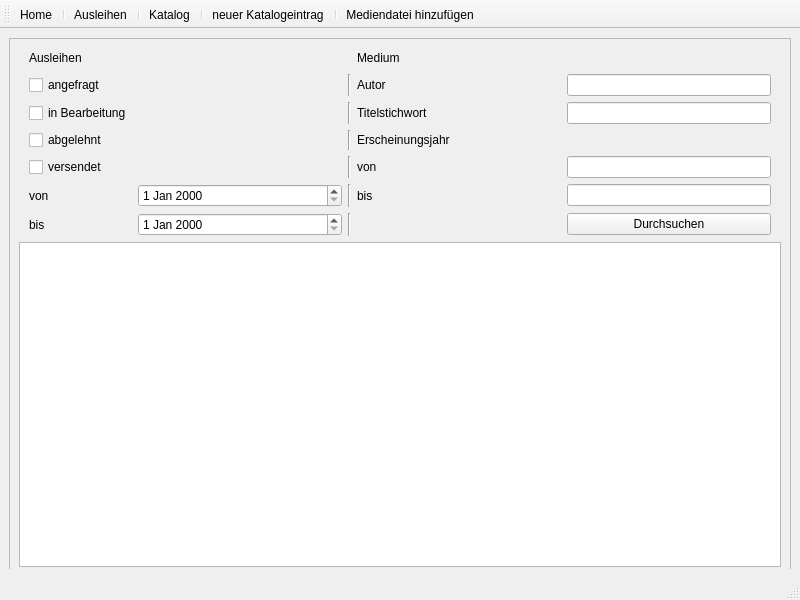
The window that mainwindow.ui (Rym04/SWT-Praktikum-Desktop-App) describes before a commit, drawn with Qt 5.
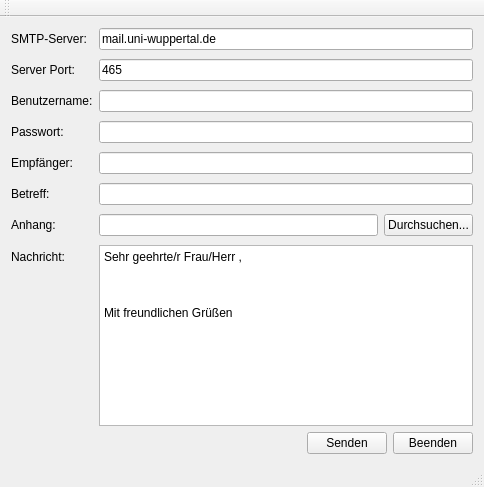
The same window after the commit. The open tabs and pages were chosen to show the change. Icons and pictures are not drawn.

```diff
--- a/mainwindow.ui
+++ b/mainwindow.ui
@@ -6,414 +6,85 @@
    <rect>
     <x>0</x>
     <y>0</y>
-    <width>800</width>
-    <height>600</height>
+    <width>484</width>
+    <height>487</height>
    </rect>
   </property>
   <property name="windowTitle">
    <string>Freiburger Intervallbibliothek</string>
   </property>
-  <property name="windowIcon">
-   <iconset>
-    <normaloff>../Corporate Design/2048084420Quadrat.jpg</normaloff>../Corporate Design/2048084420Quadrat.jpg</iconset>
-  </property>
-  <widget class="QWidget" name="centralwidget">
-   <layout class="QHBoxLayout" name="horizontalLayout">
+  <widget class="QWidget" name="centralWidget">
+   <layout class="QVBoxLayout" name="verticalLayout">
     <item>
-     <widget class="QStackedWidget" name="stackedWidget">
-      <property name="currentIndex">
-       <number>2</number>
+     <layout class="QFormLayout" name="formLayout">
+      <property name="fieldGrowthPolicy">
+       <enum>QFormLayout::ExpandingFieldsGrow</enum>
       </property>
-      <widget class="QWidget" name="Home">
-       <widget class="QFrame" name="frameStart">
-        <property name="geometry">
-         <rect>
-          <x>0</x>
-          <y>-2</y>
-          <width>781</width>
-          <height>541</height>
-         </rect>
+      <property name="rowWrapPolicy">
+       <enum>QFormLayout::WrapLongRows</enum>
+      </property>
+      <property name="verticalSpacing">
+       <number>9</number>
+      </property>
+      <item row="0" column="0">
+       <widget class="QLabel" name="label">
+        <property name="text">
+         <string>SMTP-Server:</string>
         </property>
-        <property name="frameShape">
-         <enum>QFrame::StyledPanel</enum>
+       </widget>
+      </item>
+      <item row="0" column="1">
+       <widget class="QLineEdit" name="server">
+        <property name="text">
+         <string>mail.uni-wuppertal.de</string>
         </property>
-        <property name="frameShadow">
-         <enum>QFrame::Raised</enum>
+       </widget>
+      </item>
+      <item row="1" column="0">
+       <widget class="QLabel" name="label_2">
+        <property name="text">
+         <string>Server Port:</string>
         </property>
-        <layout class="QVBoxLayout" name="verticalLayout">
-         <item>
-          <widget class="QLabel" name="label">
-           <property name="text">
-            <string>Ausleihen: angefragt</string>
-           </property>
-          </widget>
-         </item>
-         <item>
-          <widget class="QTableView" name="tableView"/>
-         </item>
-         <item>
-          <widget class="QLabel" name="label_2">
-           <property name="text">
-            <string>Ausleihen: in Bearbeitung</string>
-           </property>
-          </widget>
-         </item>
-         <item>
-          <widget class="QTableView" name="tableView_2"/>
-         </item>
-        </layout>
        </widget>
-      </widget>
-      <widget class="QWidget" name="Suchen_Ausleihe">
-       <widget class="QFrame" name="frameStart_2">
-        <property name="geometry">
-         <rect>
-          <x>0</x>
-          <y>0</y>
-          <width>782</width>
-          <height>539</height>
-         </rect>
+      </item>
+      <item row="1" column="1">
+       <widget class="QLineEdit" name="port">
+        <property name="text">
+         <string>465</string>
         </property>
-        <property name="frameShape">
-         <enum>QFrame::StyledPanel</enum>
+       </widget>
+      </item>
+      <item row="2" column="0">
+       <widget class="QLabel" name="label_3">
+        <property name="text">
+         <string>Benutzername:</string>
         </property>
-        <property name="frameShadow">
-         <enum>QFrame::Raised</enum>
+       </widget>
+      </item>
+      <item row="2" column="1">
+       <widget class="QLineEdit" name="uname"/>
+      </item>
+      <item row="3" column="0">
+       <widget class="QLabel" name="label_4">
+        <property name="text">
+         <string>Passwort:</string>
         </property>
-        <layout class="QVBoxLayout" name="verticalLayout_2">
-         <item>
-          <layout class="QVBoxLayout" name="verticalLayout_3">
-           <item>
-            <layout class="QGridLayout" name="gridLayout_2" rowstretch="0,0,0,0,0,0,0">
-             <property name="leftMargin">
-              <number>10</number>
-             </property>
-             <property name="rightMargin">
-              <number>10</number>
-             </property>
-             <item row="1" column="1">
-              <spacer name="horizontalSpacer">
-               <property name="orientation">
-                <enum>Qt::Horizontal</enum>
-               </property>
-               <property name="sizeHint" stdset="0">
-                <size>
-                 <width>40</width>
-                 <height>20</height>
-                </size>
-               </property>
-              </spacer>
-             </item>
-             <item row="4" column="4">
-              <widget class="QLineEdit" name="lineEdit_3"/>
-             </item>
-             <item row="5" column="3">
-              <widget class="QLabel" name="label_8">
-               <property name="text">
-                <string>bis</string>
-               </property>
-              </widget>
-             </item>
-             <item row="4" column="1">
-              <spacer name="horizontalSpacer_4">
-               <property name="orientation">
-                <enum>Qt::Horizontal</enum>
-               </property>
-               <property name="sizeHint" stdset="0">
-                <size>
-                 <width>40</width>
-                 <height>20</height>
-                </size>
-               </property>
-              </spacer>
-             </item>
-             <item row="2" column="1">
-              <spacer name="horizontalSpacer_2">
-               <property name="orientation">
-                <enum>Qt::Horizontal</enum>
-               </property>
-               <property name="sizeHint" stdset="0">
-                <size>
-                 <width>40</width>
-                 <height>20</height>
-                </size>
-               </property>
-              </spacer>
-             </item>
-             <item row="3" column="1">
-              <spacer name="horizontalSpacer_3">
-               <property name="orientation">
-                <enum>Qt::Horizontal</enum>
-               </property>
-               <property name="sizeHint" stdset="0">
-                <size>
-                 <width>40</width>
-                 <height>20</height>
-                </size>
-               </property>
-              </spacer>
-             </item>
-             <item row="4" column="3">
-              <widget class="QLabel" name="label_7">
-               <property name="text">
-                <string>von</string>
-               </property>
-              </widget>
-             </item>
-             <item row="1" column="2">
-              <widget class="Line" name="line">
-               <property name="orientation">
-                <enum>Qt::Vertical</enum>
-               </property>
-              </widget>
-             </item>
-             <item row="2" column="2">
-              <widget class="Line" name="line_2">
-               <property name="orientation">
-                <enum>Qt::Vertical</enum>
-               </property>
-              </widget>
-             </item>
-             <item row="0" column="0">
-              <widget class="QLabel" name="label_3">
-               <property name="text">
-                <string>Ausleihen</string>
-               </property>
-              </widget>
-             </item>
-             <item row="6" column="1">
-              <widget class="QDateEdit" name="dateEdit_2"/>
-             </item>
-             <item row="3" column="3">
-              <widget class="QLabel" name="label_6">
-               <property name="text">
-                <string>Erscheinungsjahr</string>
-               </property>
-              </widget>
-             </item>
-             <item row="3" column="2">
-              <widget class="Line" name="line_3">
-               <property name="orientation">
-                <enum>Qt::Vertical</enum>
-               </property>
-              </widget>
-             </item>
-             <item row="2" column="4">
-              <widget class="QLineEdit" name="lineEdit_2"/>
-             </item>
-             <item row="1" column="3">
-              <widget class="QLabel" name="label_4">
-               <property name="text">
-                <string>Autor</string>
-               </property>
-              </widget>
-             </item>
-             <item row="2" column="3">
-              <widget class="QLabel" name="label_5">
-               <property name="text">
-                <string>Titelstichwort</string>
-               </property>
-              </widget>
-             </item>
-             <item row="5" column="1">
-              <widget class="QDateEdit" name="dateEdit"/>
-             </item>
-             <item row="6" column="0">
-              <widget class="QLabel" name="label_9">
-               <property name="text">
-                <string>bis</string>
-               </property>
-              </widget>
-             </item>
-             <item row="5" column="0">
-              <widget class="QLabel" name="label_10">
-               <property name="text">
-                <string>von</string>
-               </property>
-              </widget>
-             </item>
-             <item row="1" column="4">
-              <widget class="QLineEdit" name="lineEdit"/>
-             </item>
-             <item row="4" column="2">
-              <widget class="Line" name="line_4">
-               <property name="orientation">
-                <enum>Qt::Vertical</enum>
-               </property>
-              </widget>
-             </item>
-             <item row="5" column="2">
-              <widget class="Line" name="line_5">
-               <property name="orientation">
-                <enum>Qt::Vertical</enum>
-               </property>
-              </widget>
-             </item>
-             <item row="6" column="2">
-              <widget class="Line" name="line_6">
-               <property name="orientation">
-                <enum>Qt::Vertical</enum>
-               </property>
-              </widget>
-             </item>
-             <item row="5" column="4">
-              <widget class="QLineEdit" name="lineEdit_4"/>
-             </item>
-             <item row="6" column="3">
-              <spacer name="horizontalSpacer_5">
-               <property name="orientation">
-                <enum>Qt::Horizontal</enum>
-               </property>
-               <property name="sizeHint" stdset="0">
-                <size>
-                 <width>40</width>
-                 <height>20</height>
-                </size>
-               </property>
-              </spacer>
-             </item>
-             <item row="0" column="4">
-              <spacer name="horizontalSpacer_9">
-               <property name="orientation">
-                <enum>Qt::Horizontal</enum>
-               </property>
-               <property name="sizeHint" stdset="0">
-                <size>
-                 <width>40</width>
-                 <height>20</height>
-                </size>
-               </property>
-              </spacer>
-             </item>
-             <item row="3" column="4">
-              <spacer name="horizontalSpacer_7">
-               <property name="orientation">
-                <enum>Qt::Horizontal</enum>
-               </property>
-               <property name="sizeHint" stdset="0">
-                <size>
-                 <width>40</width>
-                 <height>20</height>
-                </size>
-               </property>
-              </spacer>
-             </item>
-             <item row="0" column="1">
-              <spacer name="horizontalSpacer_8">
-               <property name="orientation">
-                <enum>Qt::Horizontal</enum>
-               </property>
-               <property name="sizeHint" stdset="0">
-                <size>
-                 <width>40</width>
-                 <height>20</height>
-                </size>
-               </property>
-              </spacer>
-             </item>
-             <item row="0" column="3">
-              <widget class="QLabel" name="label_11">
-               <property name="text">
-                <string>Medium</string>
-               </property>
-              </widget>
-             </item>
-             <item row="1" column="0">
-              <widget class="QCheckBox" name="checkBox_2">
-               <property name="text">
-                <string>angefragt</string>
-               </property>
-              </widget>
-             </item>
-             <item row="2" column="0">
-              <widget class="QCheckBox" name="checkBox">
-               <property name="text">
-                <string>in Bearbeitung</string>
-               </property>
-              </widget>
-             </item>
-             <item row="3" column="0">
-              <widget class="QCheckBox" name="checkBox_4">
-               <property name="text">
-                <string>abgelehnt</string>
-               </property>
-              </widget>
-             </item>
-             <item row="4" column="0">
-              <widget class="QCheckBox" name="checkBox_3">
-               <property name="text">
-                <string>versendet</string>
-               </property>
-              </widget>
-             </item>
-             <item row="6" column="4">
-              <widget class="QPushButton" name="pushButton">
-               <property name="text">
-                <string>Durchsuchen</string>
-               </property>
-              </widget>
-             </item>
-            </layout>
-           </item>
-           <item>
-            <widget class="QTableView" name="tableView_3"/>
-           </item>
-          </layout>
-         </item>
-        </layout>
        </widget>
-      </widget>
-      <widget class="QWidget" name="Suchen_Dokument">
-       <widget class="QWidget" name="layoutWidget">
-        <property name="geometry">
-         <rect>
-          <x>0</x>
-          <y>140</y>
-          <width>781</width>
-          <height>590</height>
-         </rect>
+      </item>
+      <item row="3" column="1">
+       <widget class="QLineEdit" name="paswd">
+        <property name="inputMask">
+         <string/>
         </property>
-        <layout class="QGridLayout" name="gridLayout_8">
-         <item row="2" column="1">
-          <widget class="QPushButton" name="pushButton_10">
-           <property name="text">
-            <string>Editieren</string>
-           </property>
-          </widget>
-         </item>
-         <item row="1" column="1">
-          <widget class="QPushButton" name="pushButton_12">
-           <property name="text">
-            <string>Editieren</string>
-           </property>
-          </widget>
-         </item>
-         <item row="0" column="1">
-          <widget class="QPushButton" name="pushButton_11">
-           <property name="text">
-            <string>Editieren</string>
-           </property>
-          </widget>
-         </item>
-         <item row="2" column="0">
-          <widget class="QListView" name="listView_3"/>
-         </item>
-         <item row="1" column="0">
-          <widget class="QTableView" name="tableView_9"/>
-         </item>
-         <item row="0" column="0">
-          <widget class="QTableView" name="tableView_8"/>
-         </item>
-        </layout>
+        <property name="echoMode">
+         <enum>QLineEdit::Password</enum>
+        </property>
        </widget>
-       <widget class="QWidget" name="layoutWidget_2">
-        <property name="geometry">
-         <rect>
-          <x>0</x>
-          <y>0</y>
-          <width>781</width>
-          <height>128</height>
-         </rect>
+      </item>
+      <item row="4" column="0">
+       <widget class="QLabel" name="label_5">
+        <property name="text">
+         <string>Empfänger:</string>
         </property>
         <layout class="QGridLayout" name="gridLayout_9">
          <item row="0" column="0">
@@ -489,16 +160,14 @@
          </item>
         </layout>
        </widget>
-      </widget>
-      <widget class="QWidget" name="Editieren">
-       <widget class="QWidget" name="layoutWidget_3">
-        <property name="geometry">
-         <rect>
-          <x>0</x>
-          <y>0</y>
-          <width>781</width>
-          <height>556</height>
-         </rect>
+      </item>
+      <item row="4" column="1">
+       <widget class="QLineEdit" name="rcpt"/>
+      </item>
+      <item row="5" column="0">
+       <widget class="QLabel" name="label_6">
+        <property name="text">
+         <string>Betreff:</string>
         </property>
         <layout class="QGridLayout" name="gridLayout_11">
          <item row="4" column="2">
@@ -867,73 +536,110 @@
          </item>
         </layout>
        </widget>
-      </widget>
-     </widget>
+      </item>
+      <item row="5" column="1">
+       <widget class="QLineEdit" name="subject"/>
+      </item>
+      <item row="6" column="0">
+       <widget class="QLabel" name="label_8">
+        <property name="text">
+         <string>Anhang:</string>
+        </property>
+       </widget>
+      </item>
+      <item row="7" column="0">
+       <widget class="QLabel" name="label_7">
+        <property name="text">
+         <string>Nachricht:</string>
+        </property>
+       </widget>
+      </item>
+      <item row="7" column="1">
+       <widget class="QPlainTextEdit" name="msg">
+        <property name="plainText">
+         <string>Sehr geehrte/r Frau/Herr ,
+
+
+
+Mit freundlichen Grüßen
+</string>
+        </property>
+       </widget>
+      </item>
+      <item row="6" column="1">
+       <layout class="QHBoxLayout" name="horizontalLayout_3">
+        <item>
+         <widget class="QLineEdit" name="file">
+          <property name="readOnly">
+           <bool>true</bool>
+          </property>
+         </widget>
+        </item>
+        <item>
+         <widget class="QPushButton" name="browseBtn">
+          <property name="text">
+           <string>Durchsuchen...</string>
+          </property>
+         </widget>
+        </item>
+       </layout>
+      </item>
+     </layout>
+    </item>
+    <item>
+     <layout class="QHBoxLayout" name="horizontalLayout">
+      <item>
+       <spacer name="horizontalSpacer">
+        <property name="orientation">
+         <enum>Qt::Horizontal</enum>
+        </property>
+        <property name="sizeHint" stdset="0">
+         <size>
+          <width>40</width>
+          <height>20</height>
+         </size>
+        </property>
+       </spacer>
+      </item>
+      <item>
+       <widget class="QPushButton" name="sendBtn">
+        <property name="text">
+         <string>Senden</string>
+        </property>
+       </widget>
+      </item>
+      <item>
+       <widget class="QPushButton" name="exitBtn">
+        <property name="text">
+         <string>Beenden</string>
+        </property>
+       </widget>
+      </item>
+     </layout>
     </item>
    </layout>
   </widget>
-  <widget class="QStatusBar" name="statusbar"/>
-  <widget class="QToolBar" name="toolBar">
-   <property name="windowTitle">
-    <string>toolBar</string>
+  <widget class="QMenuBar" name="menuBar">
+   <property name="geometry">
+    <rect>
+     <x>0</x>
+     <y>0</y>
+     <width>484</width>
+     <height>25</height>
+    </rect>
    </property>
+  </widget>
+  <widget class="QToolBar" name="mainToolBar">
    <attribute name="toolBarArea">
     <enum>TopToolBarArea</enum>
    </attribute>
    <attribute name="toolBarBreak">
     <bool>false</bool>
    </attribute>
-   <addaction name="actionHome"/>
-   <addaction name="separator"/>
-   <addaction name="actionAusleihen"/>
-   <addaction name="separator"/>
-   <addaction name="actionKatalog"/>
-   <addaction name="separator"/>
-   <addaction name="actionNeuer_Katalogeintrag"/>
-   <addaction name="separator"/>
-   <addaction name="actionMediendatei_hinzuf_gen"/>
   </widget>
-  <action name="actionKatalog">
-   <property name="text">
-    <string>Katalog</string>
-   </property>
-   <property name="toolTip">
-    <string>Katalog durchsuchen</string>
-   </property>
-  </action>
-  <action name="actionMediendatei_hinzuf_gen">
-   <property name="text">
-    <string>Mediendatei hinzufügen</string>
-   </property>
-   <property name="toolTip">
-    <string>neues Medium als Datei hinzufügen</string>
-   </property>
-  </action>
-  <action name="actionAusleihen">
-   <property name="text">
-    <string>Ausleihen</string>
-   </property>
-   <property name="toolTip">
-    <string>aktuelle Ausleihen und Ausleihhistorie durchsuchen</string>
-   </property>
-  </action>
-  <action name="actionNeuer_Katalogeintrag">
-   <property name="text">
-    <string>neuer Katalogeintrag</string>
-   </property>
-   <property name="toolTip">
-    <string>Neues Medium im Katalog eintragen</string>
-   </property>
-  </action>
-  <action name="actionHome">
-   <property name="text">
-    <string>Home</string>
-   </property>
-   <property name="toolTip">
-    <string>Home</string>
-   </property>
-  </action>
+  <widget class="QStatusBar" name="statusBar"/>
  </widget>
+ <layoutdefault spacing="6" margin="11"/>
  <resources/>
  <connections/>
 </ui>
```
Left out of the diff: 441 changed lines with no effect on the pictures.
